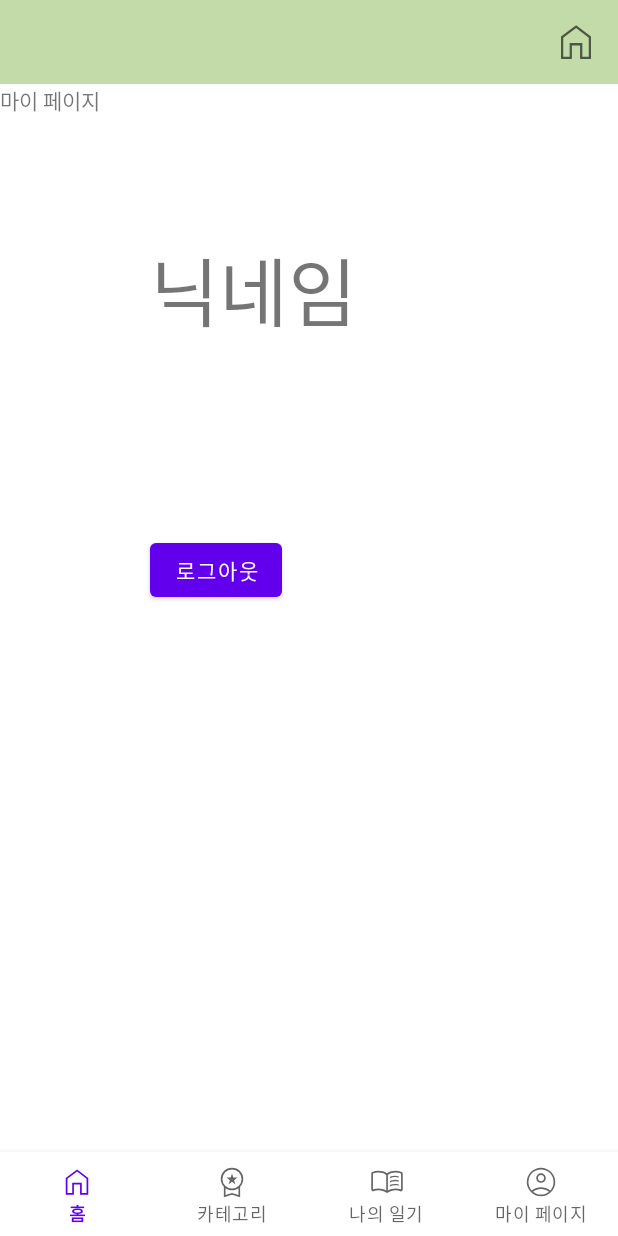
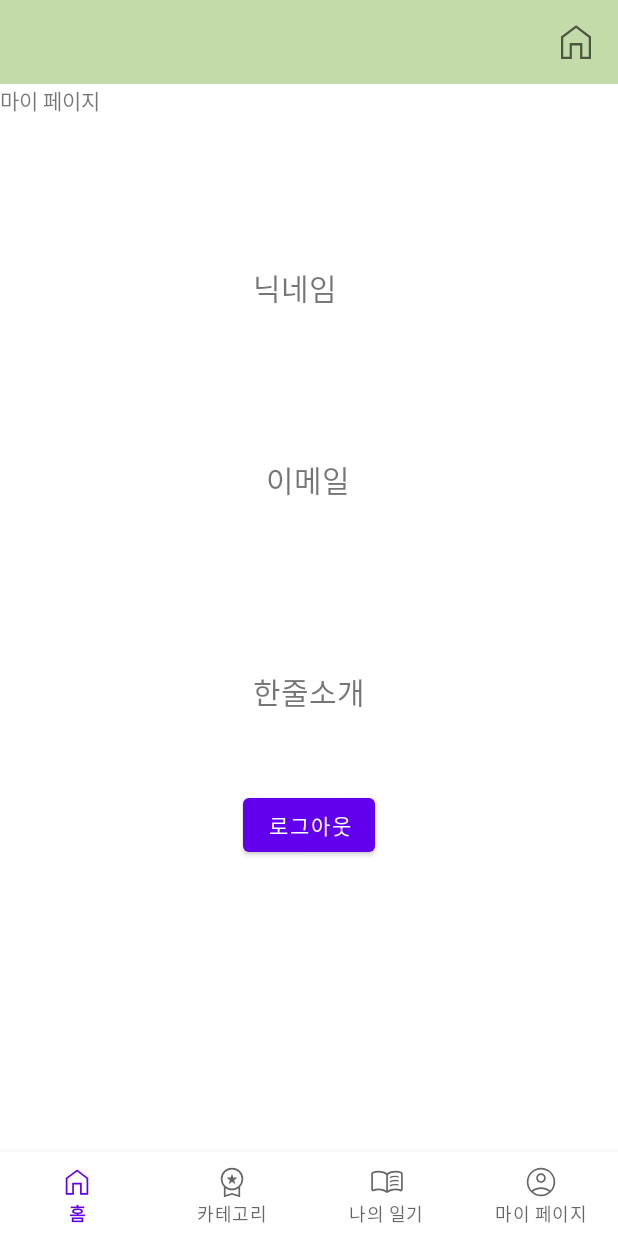
Before and after one commit to Green-Calendar-1/Green-Calendar-1, an Android app: the MyPageFragment screen opened through its navigation route, on a phone screen of 412 x 824 dp. Run offline under Robolectric (Android 15) with nearby library versions, the phone set to English and light mode, and no system bars; our stand-ins replace Firebase (no records; nobody signed in at launch, a user with empty details on screens opened directly); 4 statements that could not run were skipped.

Commit message:
8/13 데이터 베이스에 닉네임, 이메일, 한 줄 소개 저장 파트

```diff
--- a/app/build.gradle
+++ b/app/build.gradle
@@ -56,12 +56,13 @@ dependencies {
     implementation 'org.jetbrains.kotlinx:kotlinx-coroutines-android:1.3.9'
     // sharedPreferences
     implementation 'androidx.preference:preference-ktx:1.2.0'
+
     // 파이어스토어
     implementation 'com.google.firebase:firebase-firestore-ktx:24.2.2'
     implementation 'com.google.firebase:firebase-storage-ktx:20.0.1'
     implementation 'com.github.bumptech.glide:glide:4.12.0'
     implementation 'com.firebaseui:firebase-ui-storage:8.0.0'
-    kapt 'com.github.bumptech.glide:compiler:4.12.0'
+    implementation 'com.github.bumptech.glide:compiler:4.12.0'
 
     // circleImageView
     implementation 'de.hdodenhof:circleimageview:3.1.0'
--- a/app/src/main/java/com/example/greencalendar10/MyPageFragment.kt
+++ b/app/src/main/java/com/example/greencalendar10/MyPageFragment.kt
@@ -11,13 +11,14 @@ import androidx.fragment.app.Fragment
 import com.example.greencalendar10.databinding.FragmentMyPageBinding
 import com.google.firebase.auth.FirebaseAuth
 import com.google.firebase.auth.ktx.auth
+import com.google.firebase.firestore.DocumentSnapshot
+import com.google.firebase.firestore.FirebaseFirestore
+import com.google.firebase.firestore.QueryDocumentSnapshot
 import com.google.firebase.ktx.Firebase
 
 class MyPageFragment: Fragment(R.layout.fragment_my_page) {
-    lateinit var auth: FirebaseAuth
+    lateinit var binding: FragmentMyPageBinding
 
-    // 프래그먼트에서 바인딩
-    lateinit var binding: FragmentMyPageBinding
     override fun onCreateView(
         inflater: LayoutInflater,
         container: ViewGroup?,
@@ -29,27 +30,36 @@ class MyPageFragment: Fragment(R.layout.fragment_my_page) {
 
     override fun onViewCreated(view: View, savedInstanceState: Bundle?) {
         super.onViewCreated(view, savedInstanceState)
-        auth= Firebase.auth
 
-        /* 프로필 설정 창에서 저장된 닉네임을 가져와서 텍스트로 띄우기 (진행 중)
-        프래그먼트에서 sharedPreference와 activity에서 쓰는 방법이 다름 알아봐야함...
-        val sharedPref = activity.getSharedPreferences("savedNickname",Context.MODE_PRIVATE)
-        val data = sharedPref.getString(savedNickname,savedNickname)
-        */
+        MyApplication.db.collection("users")
+            .document("{$MyApplication.email}")
+            .get()
+            .addOnSuccessListener { document ->
+                val selectUser = document.toObject(User::class.java)
+                binding.nicknameTv.text = selectUser?.nickname
+                binding.emailTv.text = selectUser?.email
+                binding.introductionTv.text = selectUser?.introduction
+
+            }
+            .addOnFailureListener{
+                Log.d("ahn","글 불러오기 실패")
+            }
 
         // 로그아웃 버튼 누를 경우
+
+
         // 구글만 했는데 네이버도 해야됨.
         // 로그아웃 시 다시 로그인 창으로 전환 필요
-        Log.d("로그아웃 버튼 전","로그아웃 버튼 전")
+        Log.d("로그아웃 버튼 전", "로그아웃 버튼 전")
         binding.logoutBtn.setOnClickListener {
-            auth.signOut()
+            MyApplication.auth.signOut()
+            MyApplication.email = null
             Toast.makeText(
                 context,
                 "로그아웃 성공",
                 Toast.LENGTH_SHORT
             ).show()
-            Log.d("로그아웃","로그아웃")
-
+            Log.d("로그아웃", "로그아웃")
         }
 
 
--- a/app/src/main/res/layout/fragment_my_page.xml
+++ b/app/src/main/res/layout/fragment_my_page.xml
@@ -1,31 +1,77 @@
 <?xml version="1.0" encoding="utf-8"?>
 <FrameLayout xmlns:android="http://schemas.android.com/apk/res/android"
+    xmlns:app="http://schemas.android.com/apk/res-auto"
     xmlns:tools="http://schemas.android.com/tools"
     android:layout_width="match_parent"
     android:layout_height="match_parent"
     tools:context=".MyPageFragment">
 
     <!-- TODO: Update blank fragment layout -->
+    <androidx.constraintlayout.widget.ConstraintLayout
+        android:layout_width="match_parent"
+        android:layout_height="match_parent"
+        >
 
         <TextView
+            android:id="@+id/textView"
             android:layout_width="match_parent"
             android:layout_height="match_parent"
-        android:text="마이 페이지" />
+            android:text="마이 페이지"
+            app:layout_constraintBottom_toBottomOf="parent"
+            app:layout_constraintEnd_toEndOf="parent"
+            app:layout_constraintHorizontal_bias="0.0"
+            app:layout_constraintStart_toStartOf="parent"
+            app:layout_constraintTop_toTopOf="parent"
+            app:layout_constraintVertical_bias="0.0" />
+
+        <TextView
+            android:id="@+id/nicknameTv"
+            android:layout_width="wrap_content"
+            android:layout_height="wrap_content"
+            android:text="닉네임"
+            android:textSize="20dp"
+            app:layout_constraintBottom_toBottomOf="parent"
+            app:layout_constraintEnd_toEndOf="parent"
+            app:layout_constraintHorizontal_bias="0.473"
+            app:layout_constraintStart_toStartOf="parent"
+            app:layout_constraintTop_toTopOf="parent"
+            app:layout_constraintVertical_bias="0.177" />
+
+        <TextView
+            android:id="@+id/emailTv"
+            android:layout_width="wrap_content"
+            android:layout_height="wrap_content"
+            android:text="이메일"
+            android:textSize="20dp"
+            app:layout_constraintBottom_toBottomOf="parent"
+            app:layout_constraintEnd_toEndOf="parent"
+            app:layout_constraintHorizontal_bias="0.498"
+            app:layout_constraintStart_toStartOf="parent"
+            app:layout_constraintTop_toTopOf="parent"
+            app:layout_constraintVertical_bias="0.365" />
 
         <Button
             android:id="@+id/logoutBtn"
             android:layout_width="wrap_content"
             android:layout_height="wrap_content"
-        android:layout_marginStart="100dp"
-        android:layout_marginTop="300dp"
-        android:text="로그아웃" />
+            android:text="로그아웃"
+            app:layout_constraintBottom_toBottomOf="parent"
+            app:layout_constraintEnd_toEndOf="parent"
+            app:layout_constraintStart_toStartOf="parent"
+            app:layout_constraintTop_toTopOf="parent"
+            app:layout_constraintVertical_bias="0.708" />
 
         <TextView
-        android:id="@+id/nicknameTv"
+            android:id="@+id/introductionTv"
             android:layout_width="wrap_content"
             android:layout_height="wrap_content"
-        android:layout_marginStart="100dp"
-        android:layout_marginTop="100dp"
-        android:text="닉네임"
-        android:textSize="50dp" />
+            android:text="한줄소개"
+            android:textSize="20dp"
+            app:layout_constraintBottom_toBottomOf="@+id/textView"
+            app:layout_constraintEnd_toEndOf="parent"
+            app:layout_constraintStart_toStartOf="parent"
+            app:layout_constraintTop_toTopOf="parent"
+            app:layout_constraintVertical_bias="0.572" />
+    </androidx.constraintlayout.widget.ConstraintLayout>
+
 </FrameLayout>
```
Also changed, not shown: app/src/main/AndroidManifest.xml (+13 -4 lines), app/src/main/java/com/example/greencalendar10/AddActivity.kt (added, +84 -0 lines), app/src/main/java/com/example/greencalendar10/BoardActivity.kt (added, +52 -0 lines), app/src/main/java/com/example/greencalendar10/LoginActivity.kt (+29 -19 lines), app/src/main/java/com/example/greencalendar10/ProfileSettingActivity.kt (+10 -14 lines), app/src/main/res/layout/activity_add.xml (renamed from app/src/main/res/layout/activity_profile_setting.xml, +15 -30 lines), app/src/main/res/layout/activity_board.xml (added, +32 -0 lines), app/src/main/res/layout/activity_login.xml (+24 -0 lines). Lines whose indentation alone changed are shown as unchanged.
